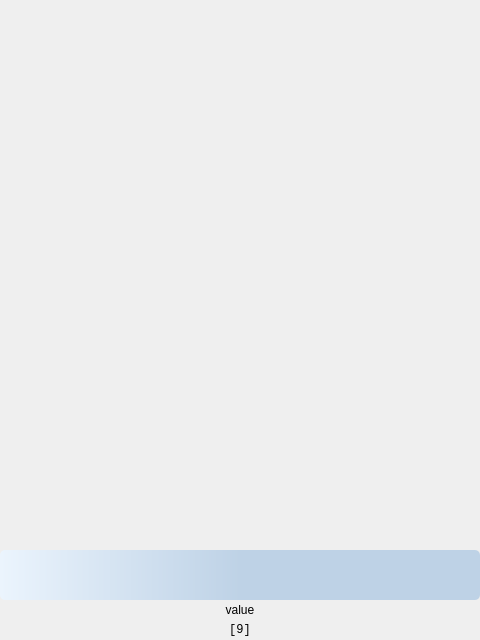
Before: the Qt Designer form view/widgets/SortValue.ui in SortC/SortC, drawn with Qt 5.
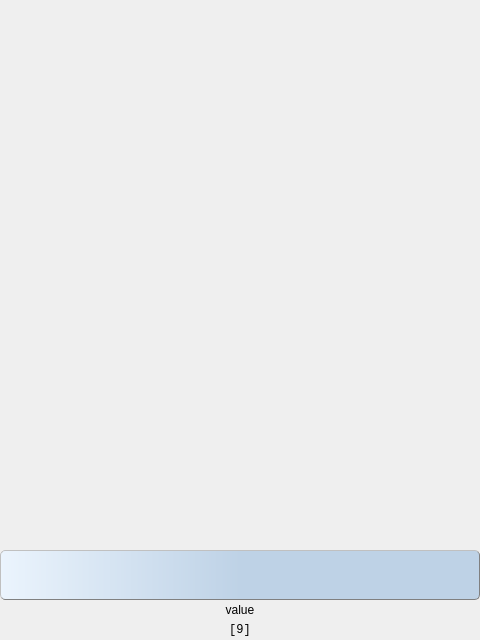
After: the same form once the commit is applied.

Commit message: SortValue Styling 1px Border test

```diff
--- a/view/widgets/SortValue.ui
+++ b/view/widgets/SortValue.ui
@@ -89,8 +89,8 @@
         <property name="styleSheet">
          <string notr="true">background-color: qlineargradient(x1:0, y1:0, x2:1, y2:0, stop:0 #ebf4fd, stop: 0.5 #bed2e6);
 border-style: outset;
-border-width: 0px;
-border-color: black;
+border-width: 1px;
+border-color: grey;
 border-radius: 5px;</string>
         </property>
         <property name="frameShape">
```
The commit also changes 2 other files.
